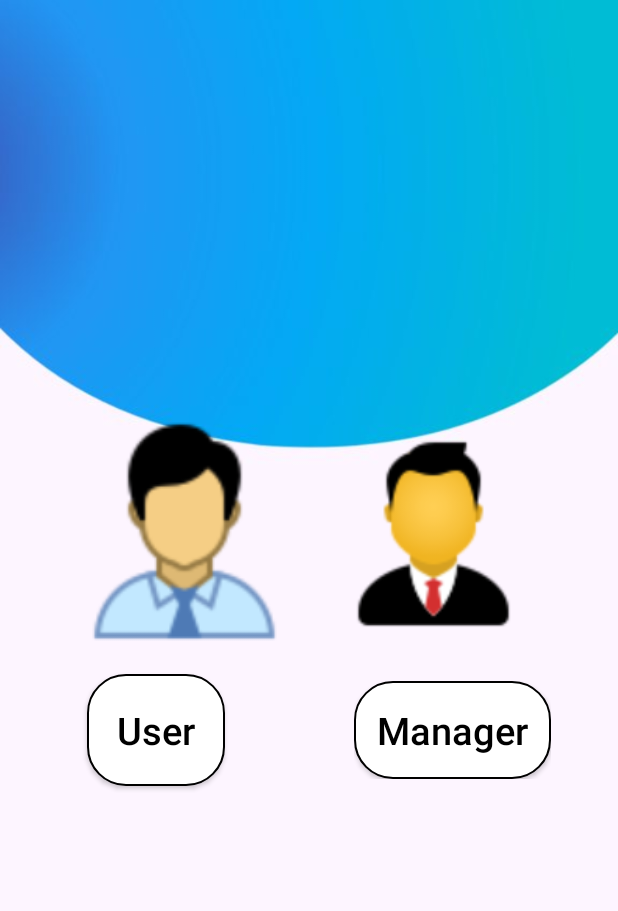
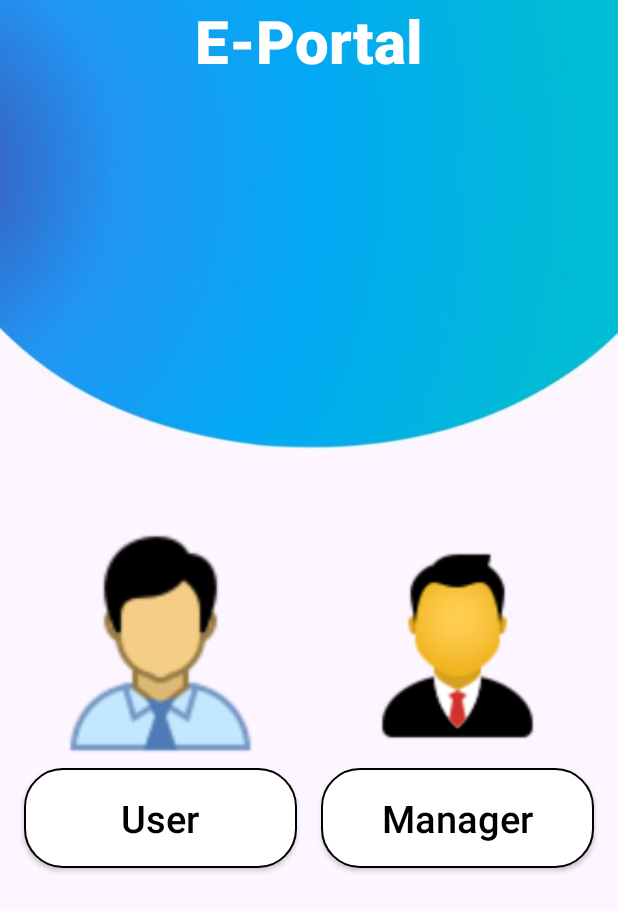
Before and after one commit to EportalProject2020/Eportal-2.0, an Android app: the MainActivity screen opened directly, with no data from a screen before it, on a phone screen of 412 x 824 dp. Shown: the top 911 px of the screen. Run offline under Robolectric (Android 15) with nearby library versions, the phone set to English and light mode, and no system bars.

```diff
--- a/app/src/main/res/layout/activity_main.xml
+++ b/app/src/main/res/layout/activity_main.xml
@@ -1,80 +1,89 @@
 <?xml version="1.0" encoding="utf-8"?>
-<LinearLayout xmlns:android="http://schemas.android.com/apk/res/android"
+<androidx.constraintlayout.widget.ConstraintLayout xmlns:android="http://schemas.android.com/apk/res/android"
     xmlns:app="http://schemas.android.com/apk/res-auto"
     xmlns:tools="http://schemas.android.com/tools"
     android:layout_width="match_parent"
     android:layout_height="match_parent"
     android:background="@drawable/background"
-    android:gravity="center"
     android:orientation="vertical"
     android:paddingHorizontal="8dp"
     tools:context=".MainActivity">
 
+    <TextView
+        android:id="@+id/tv_eportal"
+        android:layout_width="wrap_content"
+        android:layout_height="wrap_content"
+        android:text="@string/e_portal"
+        android:textColor="@color/White"
+        android:textSize="40sp"
+        android:textStyle="bold"
+        android:fontFamily="sans-serif-medium"
+        app:layout_constraintEnd_toEndOf="parent"
+        app:layout_constraintStart_toStartOf="parent"
+        app:layout_constraintTop_toTopOf="parent" />
+
+
     <LinearLayout
+        android:id="@+id/LL_image"
         android:layout_width="match_parent"
         android:layout_height="wrap_content"
         android:layout_gravity="center"
-        android:gravity="center">
+        android:layout_marginBottom="20dp"
+        android:gravity="center"
+        android:orientation="horizontal"
+        app:layout_constraintBottom_toBottomOf="parent"
+        app:layout_constraintEnd_toEndOf="parent"
+        app:layout_constraintStart_toStartOf="parent"
+        app:layout_constraintTop_toBottomOf="@id/tv_eportal">
 
         <ImageView
-            android:contentDescription="@string/userphoto"
             android:layout_width="150dp"
             android:layout_height="150dp"
-            android:layout_marginEnd="8dp"
-            android:background="@drawable/userlogo" />
+            android:layout_marginEnd="32dp"
+            android:background="@drawable/userlogo"
+            android:contentDescription="@string/userphoto" />
 
         <ImageView
-            android:contentDescription="@string/managerphoto"
             android:layout_width="150dp"
             android:layout_height="150dp"
-            android:layout_marginStart="8dp"
-            android:background="@drawable/managerlogo" />
+            android:layout_marginStart="16dp"
+            android:background="@drawable/managerlogo"
+            android:contentDescription="@string/managerphoto" />
     </LinearLayout>
-<GridLayout
-    android:layout_width="match_parent"
-    android:layout_height="wrap_content">
-    <LinearLayout
-        android:layout_width="wrap_content"
-        android:layout_height="wrap_content"
-        android:layout_gravity="center"
-        android:orientation="horizontal">
 
     <Button
         android:id="@+id/btn_user"
-            android:layout_width="wrap_content"
+        android:layout_width="0dp"
         android:layout_height="wrap_content"
-            android:layout_marginHorizontal="50dp"
-            android:layout_marginVertical="20dp"
         android:background="@drawable/bg_button"
         android:gravity="center"
         android:onClick="UserButton"
-            android:padding="20dp"
+        android:padding="16dp"
+        android:layout_margin="8dp"
         android:text="@string/User"
         android:textAllCaps="false"
         android:textColor="@color/Black"
-            android:textSize="25sp" />
-    </LinearLayout>
-
-    <LinearLayout
-        android:layout_width="wrap_content"
-        android:layout_height="wrap_content"
-        android:layout_gravity="center"
-        android:gravity="center"
-        android:orientation="horizontal">
+        android:textSize="25sp"
+        app:layout_constraintEnd_toStartOf="@id/btn_admin"
+        app:layout_constraintStart_toStartOf="parent"
+        app:layout_constraintTop_toBottomOf="@id/LL_image" />
 
     <Button
-        android:padding="15dp"
         android:id="@+id/btn_admin"
-        android:layout_width="wrap_content"
+        android:layout_width="0dp"
         android:layout_height="wrap_content"
         android:background="@drawable/bg_button"
         android:gravity="center"
         android:onClick="AdminButton"
+        android:padding="16dp"
+        android:layout_margin="8dp"
         android:text="@string/Manager"
         android:textAllCaps="false"
         android:textColor="@color/Black"
-        android:textSize="25sp" />
-    </LinearLayout>
-</GridLayout>
+        android:textSize="25sp"
+        app:layout_constraintEnd_toEndOf="parent"
+        app:layout_constraintStart_toEndOf="@id/btn_user"
+        app:layout_constraintTop_toBottomOf="@id/LL_image" />
 
-</LinearLayout>
+
+</androidx.constraintlayout.widget.ConstraintLayout>
--- a/app/src/main/res/values/strings.xml
+++ b/app/src/main/res/values/strings.xml
@@ -43,4 +43,5 @@
     <string name="e_portal">E-Portal</string>
     <string name="userphoto">UserPhoto</string>
     <string name="managerphoto">managerphoto</string>
+
 </resources>
```
Lines whose indentation alone changed are shown as unchanged.
